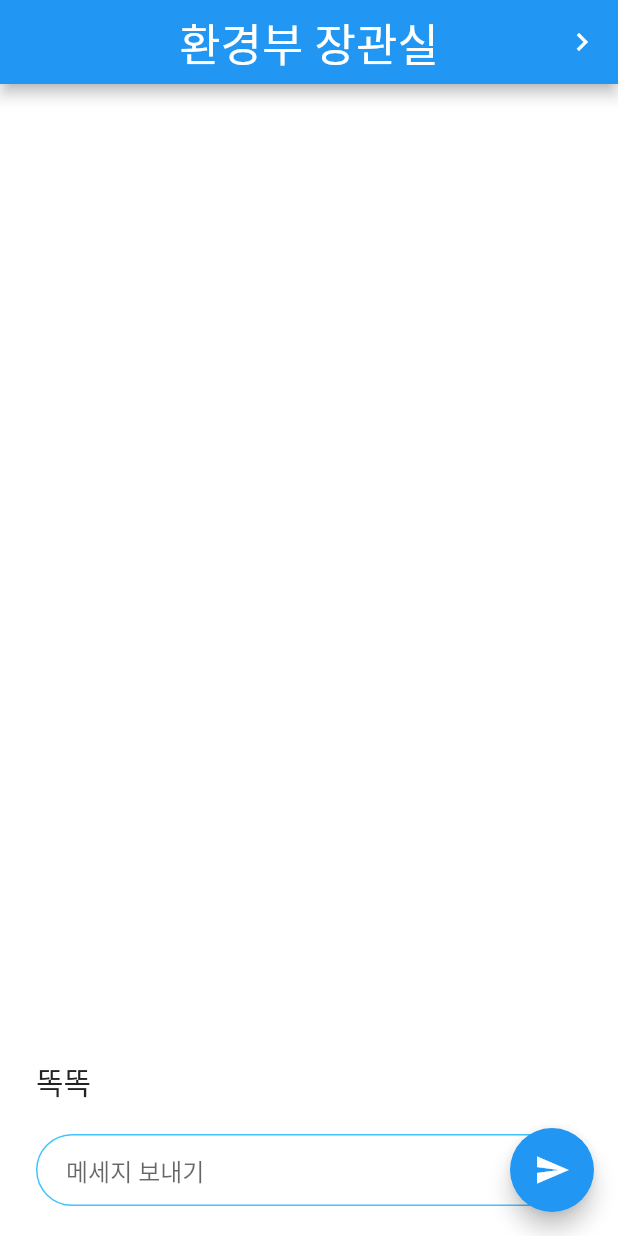
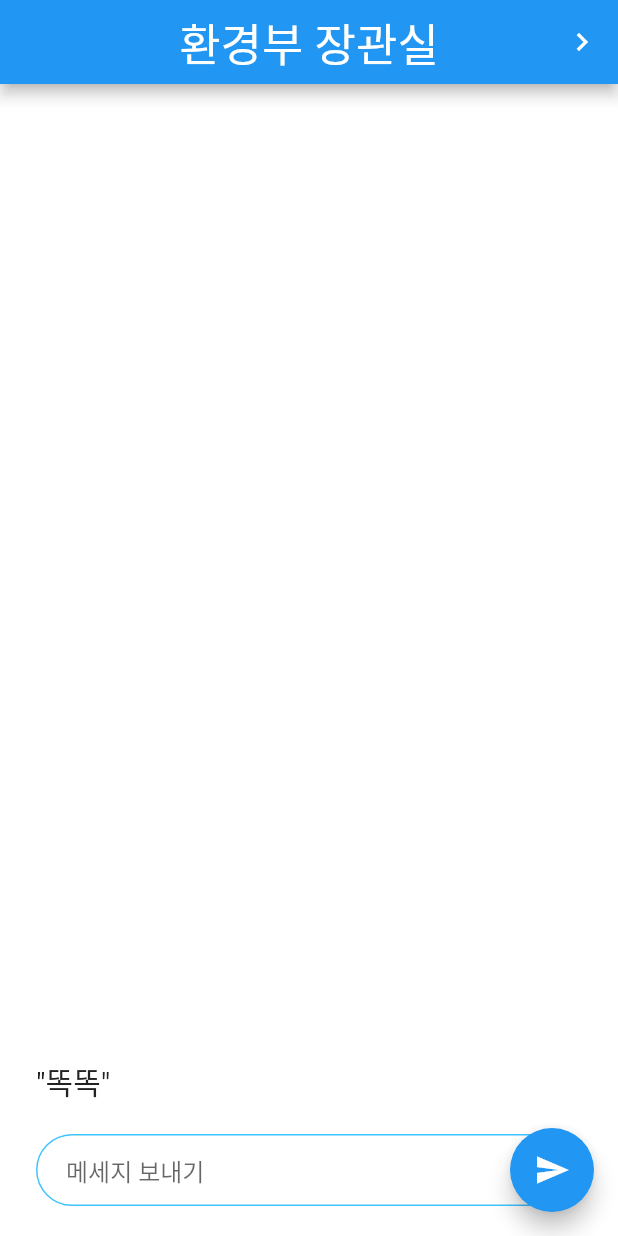
Before and after one commit to hansolpp/IBM_call_for_code, a Flutter app: the screen it shows after launch, on a phone screen of 412 x 824 dp. Run offline on Flutter 3.47's test engine with Material 2 defaults, Android fonts, the phone set to English and light mode, and no system bars; missing offline and left inert: watson_assistant_v2.

```diff
--- a/lib/Watson.dart
+++ b/lib/Watson.dart
@@ -88,7 +88,7 @@ class _WatsonState extends State<Watson> {
               //  child: Icon(Icons.all_inclusive),
               //),
               Text(
-                _text != null ? '$_text' : '똑똑',
+                _text != null ? '$_text' : '\"똑똑\"',
                 style: TextStyle(
                   fontSize: 20,
                 ),
```
